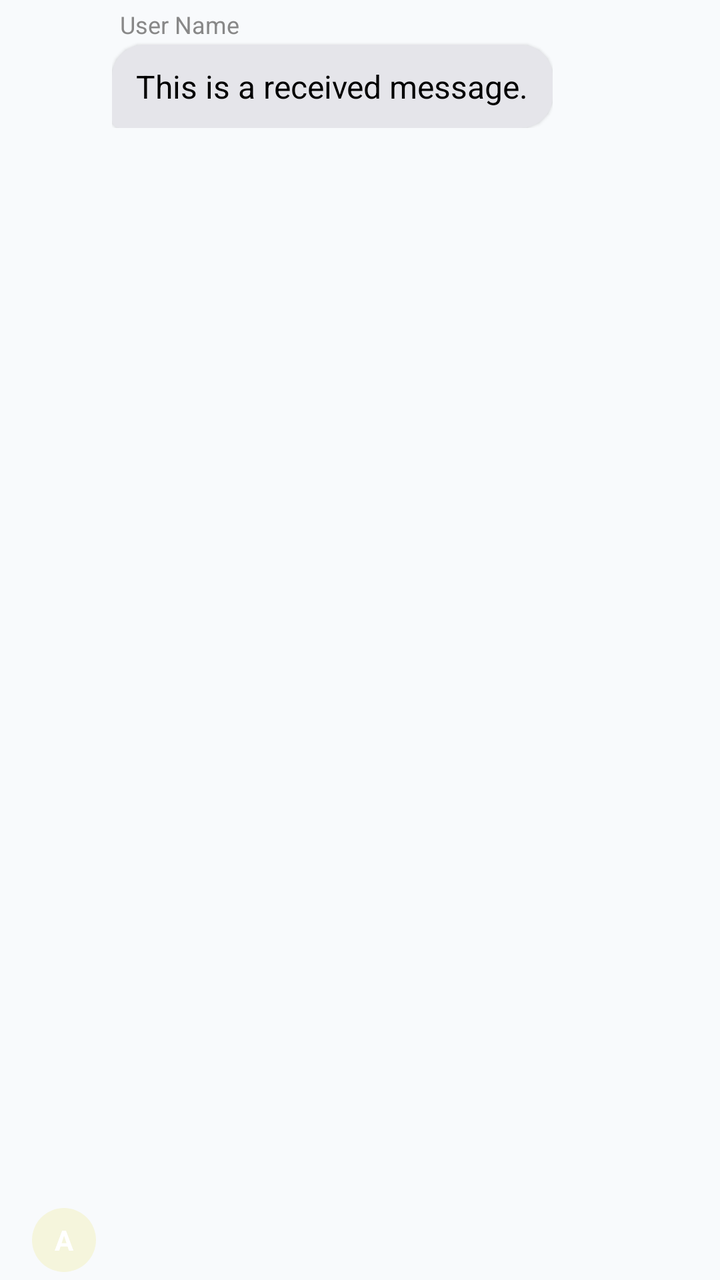
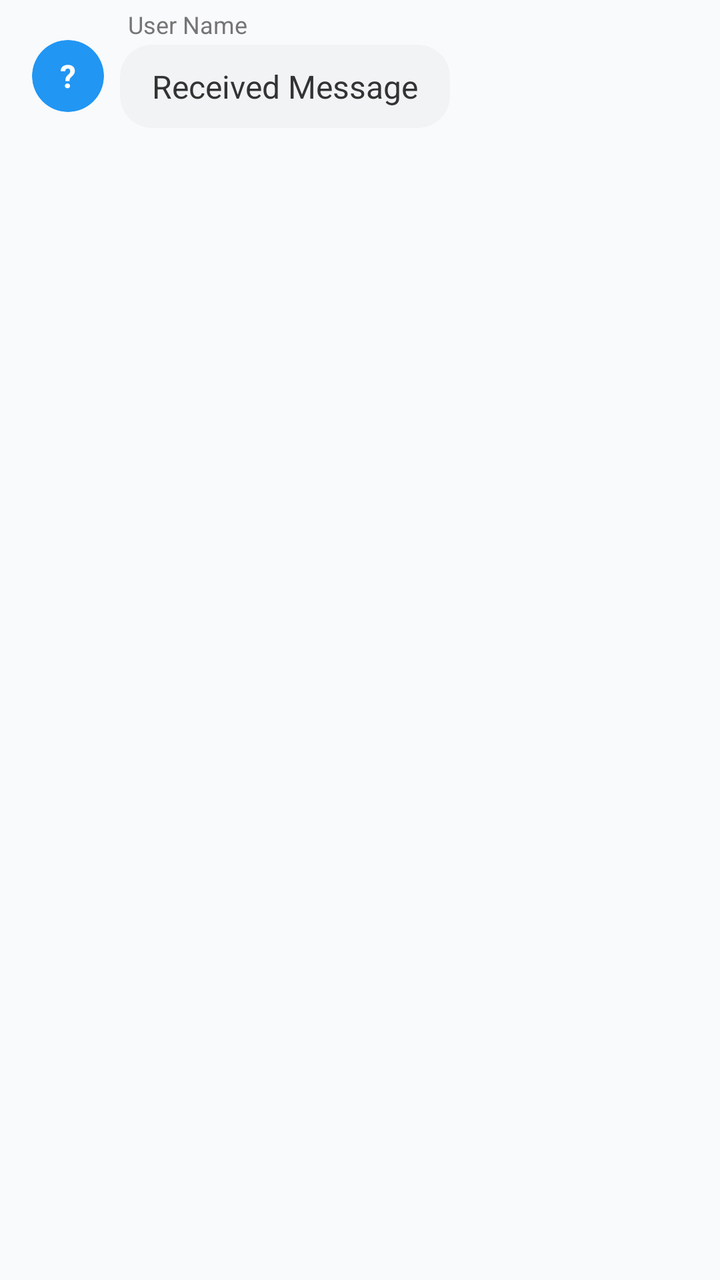

Screens rendered from an Android XML layout before and after an edit, with the pre-edit source and the edit as a unified diff.
<!-- AndroidManifest.xml: application theme Theme.StudentRoomSharingApp -->
<!-- res/layout/item_message_received.xml -->
<?xml version="1.0" encoding="utf-8"?>
<LinearLayout xmlns:android="http://schemas.android.com/apk/res/android"
    android:layout_width="match_parent"
    android:layout_height="wrap_content"
    android:gravity="start"
    android:orientation="horizontal"
    android:paddingStart="16dp"
    android:paddingEnd="64dp"
    android:paddingTop="4dp"
    android:paddingBottom="4dp">

    <TextView
        android:id="@+id/textViewUserInitial"
        android:layout_width="32dp"
        android:layout_height="32dp"
        android:layout_marginEnd="8dp"
        android:layout_gravity="bottom"
        android:background="@drawable/circle_background"
        android:gravity="center"
        android:text="A"
        android:textColor="@android:color/white"
        android:textSize="14sp"
        android:textStyle="bold" />

    <LinearLayout
        android:layout_width="wrap_content"
        android:layout_height="wrap_content"
        android:orientation="vertical">

        <TextView
            android:id="@+id/textViewUserName"
            android:layout_width="wrap_content"
            android:layout_height="wrap_content"
            android:layout_marginStart="4dp"
            android:layout_marginBottom="2dp"
            android:text="User Name"
            android:textColor="#888888"
            android:textSize="12sp" />

        <TextView
            android:id="@+id/messageTextView"
            android:layout_width="wrap_content"
            android:layout_height="wrap_content"
            android:background="@drawable/bg_message_received"
            android:elevation="1dp"
            android:text="This is a received message."
            android:textColor="#000000"
            android:textSize="16sp" />
    </LinearLayout>
</LinearLayout>
<!-- resources referenced by this layout -->
<resources>
  <!-- drawable bg_message_received (drawable) -->
  <?xml version="1.0" encoding="utf-8"?>
  <shape xmlns:android="http://schemas.android.com/apk/res/android">
      <solid android:color="#E5E5EA" />
      <corners
          android:topLeftRadius="16dp"
          android:topRightRadius="16dp"
          android:bottomLeftRadius="4dp"
          android:bottomRightRadius="16dp" />
      <padding android:left="12dp" android:top="10dp" android:right="12dp" android:bottom="10dp" />
  </shape>
  <!-- drawable circle_background (drawable) -->
  <?xml version="1.0" encoding="utf-8"?>
  <shape xmlns:android="http://schemas.android.com/apk/res/android"
      android:shape="oval">
      <solid android:color="@color/Beige" />
  </shape>
  <style name="Theme.StudentRoomSharingApp" parent="Theme.Material3.DayNight">
  
          
          <item name="colorPrimary">@color/primary</item>
          <item name="colorPrimaryContainer">@color/primary_light</item>
  
          
          <item name="colorSecondary">@color/secondary</item>
  
          
          <item name="android:statusBarColor">@color/primary</item>
  
          
          <item name="android:navigationBarColor">@color/background</item>
  
          
          <item name="android:windowBackground">@color/background</item>
  
          
          <item name="colorControlHighlight">@color/primary_light</item>
  
      </style>
  <color name="Beige">#F5F5DC</color>
  <color name="primary">#2563EB</color>
  <color name="primary_light">#DBEAFE</color>
  <color name="secondary">#14B8A6</color>
  <color name="background">#F8FAFC</color>
</resources>

<!-- the commit's change to res/layout/item_message_received.xml (unified diff, before → after) -->
@@ -1,30 +1,53 @@
 <?xml version="1.0" encoding="utf-8"?>
 <LinearLayout xmlns:android="http://schemas.android.com/apk/res/android"
+    xmlns:app="http://schemas.android.com/apk/res-auto"
     android:layout_width="match_parent"
     android:layout_height="wrap_content"
     android:gravity="start"
     android:orientation="horizontal"
-    android:paddingStart="16dp"
-    android:paddingEnd="64dp"
-    android:paddingTop="4dp"
-    android:paddingBottom="4dp">
+    android:paddingHorizontal="16dp"
+    android:paddingVertical="4dp">
 
-    <TextView
-        android:id="@+id/textViewUserInitial"
-        android:layout_width="32dp"
-        android:layout_height="32dp"
-        android:layout_marginEnd="8dp"
-        android:layout_gravity="bottom"
-        android:background="@drawable/circle_background"
-        android:gravity="center"
-        android:text="A"
-        android:textColor="@android:color/white"
-        android:textSize="14sp"
-        android:textStyle="bold" />
+    <FrameLayout
+        android:layout_width="36dp"
+        android:layout_height="36dp"
+        android:layout_marginTop="16dp">
+
+        <com.google.android.material.card.MaterialCardView
+            android:id="@+id/cardAvatarInitial"
+            android:layout_width="36dp"
+            android:layout_height="36dp"
+            app:cardBackgroundColor="#2196F3"
+            app:cardCornerRadius="18dp"
+            app:cardElevation="0dp"
+            app:strokeWidth="0dp">
+
+            <TextView
+                android:id="@+id/textViewUserInitial"
+                android:layout_width="match_parent"
+                android:layout_height="match_parent"
+                android:gravity="center"
+                android:text="?"
+                android:textColor="#FFFFFF"
+                android:textSize="16sp"
+                android:textStyle="bold" />
+        </com.google.android.material.card.MaterialCardView>
+
+        <ImageView
+            android:id="@+id/ivMessageAvatar"
+            android:layout_width="36dp"
+            android:layout_height="36dp"
+            android:scaleType="centerCrop"
+            android:visibility="gone"
+            app:srcCompat="@drawable/ic_person_placeholder" />
+
+    </FrameLayout>
 
     <LinearLayout
         android:layout_width="wrap_content"
         android:layout_height="wrap_content"
+        android:layout_marginEnd="60dp"
+        android:layout_marginStart="8dp"
         android:orientation="vertical">
 
         <TextView
@@ -34,17 +57,27 @@
             android:layout_marginStart="4dp"
             android:layout_marginBottom="2dp"
             android:text="User Name"
-            android:textColor="#888888"
+            android:textColor="#757575"
             android:textSize="12sp" />
 
-        <TextView
-            android:id="@+id/messageTextView"
+        <com.google.android.material.card.MaterialCardView
             android:layout_width="wrap_content"
             android:layout_height="wrap_content"
-            android:background="@drawable/bg_message_received"
-            android:elevation="1dp"
-            android:text="This is a received message."
-            android:textColor="#000000"
-            android:textSize="16sp" />
+            app:cardBackgroundColor="#F1F3F4"
+            app:cardCornerRadius="16dp"
+            app:cardElevation="0dp"
+            app:strokeWidth="0dp">
+
+            <TextView
+                android:id="@+id/messageTextView"
+                android:layout_width="wrap_content"
+                android:layout_height="wrap_content"
+                android:paddingHorizontal="16dp"
+                android:paddingVertical="10dp"
+                android:text="Received Message"
+                android:textColor="#333333"
+                android:textSize="16sp" />
+
+        </com.google.android.material.card.MaterialCardView>
     </LinearLayout>
 </LinearLayout>
<!-- resource entries referenced after the edit -->
@@ -1,22 +1,16 @@
 <!-- resources referenced by this layout -->
 <resources>
-  <!-- drawable bg_message_received (drawable) -->
-  <?xml version="1.0" encoding="utf-8"?>
-  <shape xmlns:android="http://schemas.android.com/apk/res/android">
-      <solid android:color="#E5E5EA" />
-      <corners
-          android:topLeftRadius="16dp"
-          android:topRightRadius="16dp"
-          android:bottomLeftRadius="4dp"
-          android:bottomRightRadius="16dp" />
-      <padding android:left="12dp" android:top="10dp" android:right="12dp" android:bottom="10dp" />
-  </shape>
-  <!-- drawable circle_background (drawable) -->
-  <?xml version="1.0" encoding="utf-8"?>
-  <shape xmlns:android="http://schemas.android.com/apk/res/android"
-      android:shape="oval">
-      <solid android:color="@color/Beige" />
-  </shape>
+  <!-- drawable ic_person_placeholder (drawable) -->
+  <vector xmlns:android="http://schemas.android.com/apk/res/android"
+      android:width="24dp"
+      android:height="24dp"
+      android:viewportWidth="24"
+      android:viewportHeight="24"
+      android:tint="?attr/colorControlNormal">
+      <path
+          android:fillColor="#BDBDBD"
+          android:pathData="M12,12c2.21,0 4,-1.79 4,-4s-1.79,-4 -4,-4 -4,1.79 -4,4 1.79,4 4,4zM12,14c-2.67,0 -8,1.34 -8,4v2h16v-2c0,-2.66 -5.33,-4 -8,-4z" />
+  </vector>
   <style name="Theme.StudentRoomSharingApp" parent="Theme.Material3.DayNight">
   
           
@@ -39,7 +33,6 @@
           <item name="colorControlHighlight">@color/primary_light</item>
   
       </style>
-  <color name="Beige">#F5F5DC</color>
   <color name="primary">#2563EB</color>
   <color name="primary_light">#DBEAFE</color>
   <color name="secondary">#14B8A6</color>
